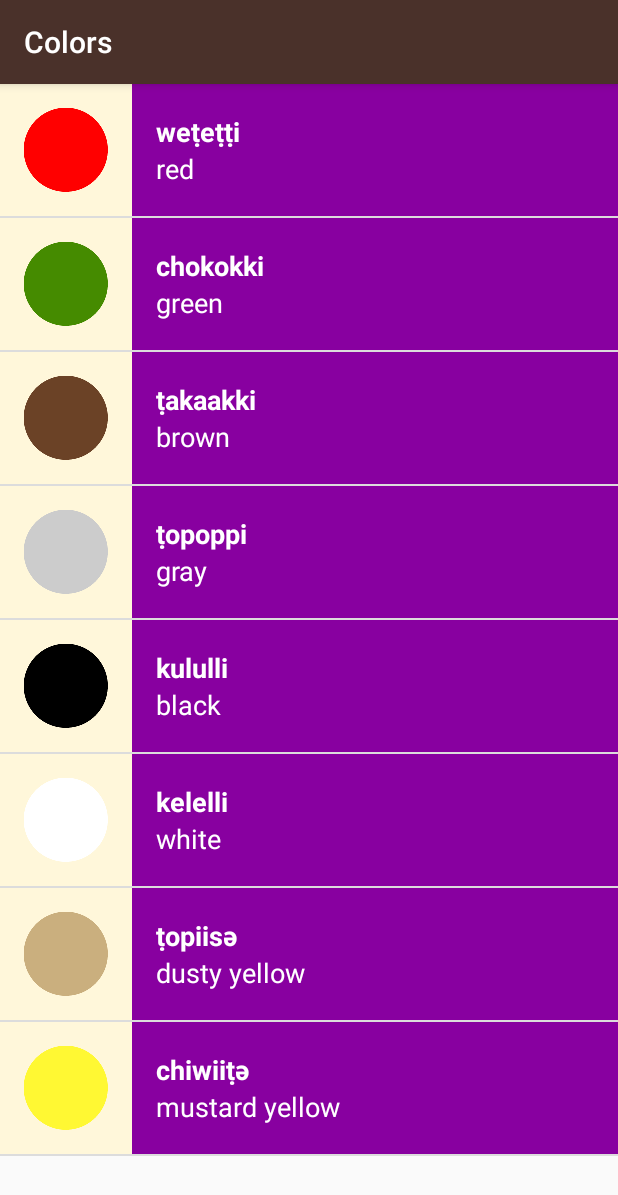
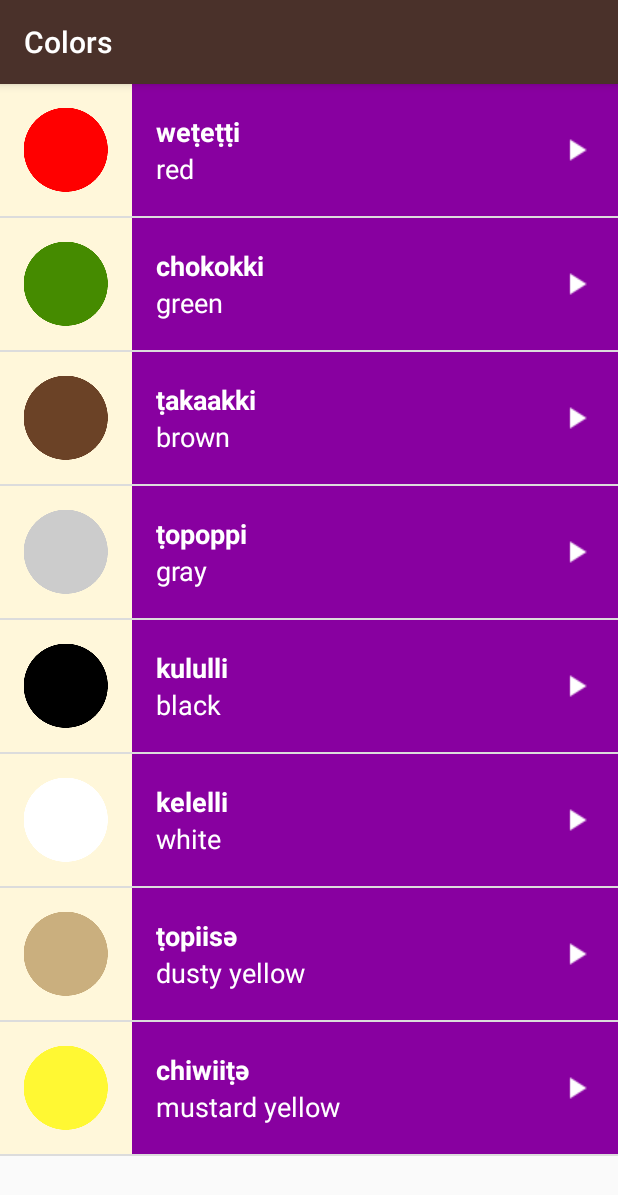
Before and after one commit to m-sonofben/Miwok, an Android app: the ColorsActivity screen opened directly, with no data from a screen before it, on a phone screen of 412 x 824 dp. Shown: the top 1195 px of the screen. Run offline under Robolectric (Android 15) with nearby library versions, the phone set to English and light mode, and no system bars.

Commit message:
added onCompletion listener for media player
added play button icon to each text view

added background onClick effect for text views

Beginning fragment lesson

```diff
--- a/app/src/main/res/layout/list_item.xml
+++ b/app/src/main/res/layout/list_item.xml
@@ -1,22 +1,24 @@
 <?xml version="1.0" encoding="utf-8"?>
-<LinearLayout
-    xmlns:android="http://schemas.android.com/apk/res/android"
+<RelativeLayout xmlns:android="http://schemas.android.com/apk/res/android"
     android:layout_width="match_parent"
     android:layout_height="wrap_content"
-    android:orientation="horizontal"
+    android:background="@color/tan_background"
     android:minHeight="@dimen/list_item_height"
-    android:background="@color/tan_background">
+    android:orientation="horizontal">
 
     <ImageView
         android:id="@+id/image"
         android:layout_width="@dimen/list_item_height"
-        android:layout_height="@dimen/list_item_height"
-        />
+        android:layout_height="@dimen/list_item_height" />
 
     <LinearLayout
         android:id="@+id/text_container"
         android:layout_width="match_parent"
-        android:layout_height="match_parent"
+        android:layout_height="@dimen/list_item_height"
+        android:layout_alignParentTop="true"
+        android:layout_alignParentRight="true"
+        android:layout_alignParentBottom="true"
+        android:layout_toRightOf="@id/image"
         android:orientation="vertical"
         android:paddingLeft="16dp">
 
@@ -24,23 +26,29 @@
             android:id="@+id/miwok_text_view"
             android:layout_width="match_parent"
             android:layout_height="0dp"
+            android:layout_weight="1"
+            android:gravity="bottom"
             android:textAppearance="?android:textAppearanceMedium"
             android:textColor="@android:color/white"
-        android:textStyle="bold"
-        android:layout_weight="1"
-        android:gravity="bottom"
-        />
+            android:textStyle="bold" />
 
         <TextView
             android:id="@+id/english_text_view"
             android:layout_width="match_parent"
             android:layout_height="0dp"
-        android:textAppearance="?android:textAppearanceMedium"
-        android:textColor="@android:color/white"
             android:layout_weight="1"
             android:gravity="top"
-        />
+            android:textAppearance="?android:textAppearanceMedium"
+            android:textColor="@android:color/white" />
 
     </LinearLayout>
 
-</LinearLayout>
+    <ImageView
+        android:layout_width="24dp"
+        android:layout_height="24dp"
+        android:layout_alignParentRight="true"
+        android:layout_centerVertical="true"
+        android:layout_marginRight="16dp"
+        android:src="@drawable/ic_play_arrow" />
+
+</RelativeLayout>
--- a/app/src/main/res/layout/word_list.xml
+++ b/app/src/main/res/layout/word_list.xml
@@ -1,10 +1,9 @@
 <?xml version="1.0" encoding="utf-8"?>
-<ListView
-    xmlns:android="http://schemas.android.com/apk/res/android"
+<ListView xmlns:android="http://schemas.android.com/apk/res/android"
+    android:id="@+id/list"
+    android:orientation="vertical"
     android:layout_width="match_parent"
     android:layout_height="match_parent"
-
-
-    android:id="@+id/list">
+    android:drawSelectorOnTop="true">
 
 </ListView>
--- a/build.gradle
+++ b/build.gradle
@@ -5,7 +5,7 @@ buildscript {
         google()
     }
     dependencies {
-        classpath 'com.android.tools.build:gradle:7.2.0'
+        classpath 'com.android.tools.build:gradle:7.2.1'
 
         // NOTE: Do not place your application dependencies here; they belong
         // in the individual module build.gradle files
```
Also changed, not shown: app/src/main/res/layout/activity_main.xml (+22 -2 lines), app/src/main/res/drawable-hdpi/ic_play_arrow.png (added), app/src/main/res/drawable-mdpi/ic_play_arrow.png (added), app/src/main/res/drawable-xhdpi/ic_play_arrow.png (added), app/src/main/res/drawable-xxhdpi/ic_play_arrow.png (added), app/src/main/res/drawable-xxxhdpi/ic_play_arrow.png (added). Lines whose indentation alone changed are shown as unchanged.
